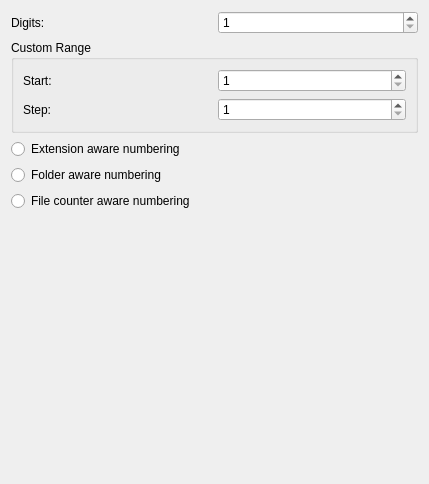
This is core/utilities/advancedrename/parser/options/sequencenumberoptiondialogwidget.ui in RPhay/MyDigikam as Qt 5 draws it before an edit. The edited form follows.
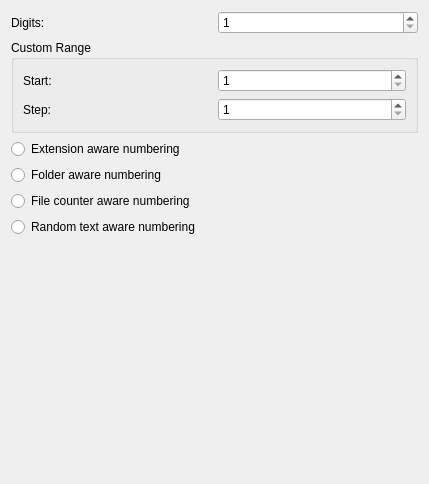
This is the edited form.

Commit message: add random text numbering to Advanced Rename The sequence numbering has a option [r] now. BUGS: 445360 FIXED-IN: 8.0.0

```diff
--- a/core/utilities/advancedrename/parser/options/sequencenumberoptiondialogwidget.ui
+++ b/core/utilities/advancedrename/parser/options/sequencenumberoptiondialogwidget.ui
@@ -113,6 +113,13 @@
      </property>
     </widget>
    </item>
+   <item>
+    <widget class="QRadioButton" name="randomAware">
+     <property name="text">
+      <string>Random text aware numbering</string>
+     </property>
+    </widget>
+   </item>
    <item>
     <spacer name="verticalSpacer">
      <property name="orientation">
```
The commit also changes 3 other files.
